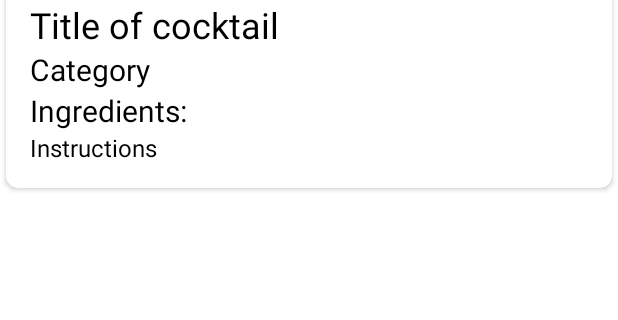
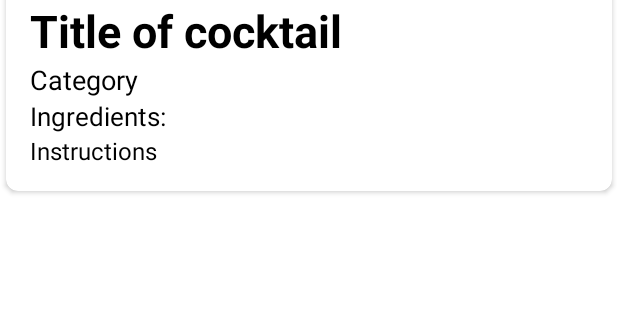
Before and after one commit to kuchumof/API_Cocktails, an Android app: the layout cocktail_item.xml on its own in the app's theme, with its tools: preview values and no code run, on a phone screen of 412 x 824 dp, the part 360-680 px from its top. Run offline under Robolectric (Android 15) with nearby library versions, the phone set to English and light mode, and no system bars; network calls fail.

Commit message:
changing font size and type; changing app_name

```diff
--- a/app/src/main/res/layout/cocktail_item.xml
+++ b/app/src/main/res/layout/cocktail_item.xml
@@ -23,8 +23,9 @@
             android:layout_width="wrap_content"
             android:layout_height="match_parent"
             android:text="Title of cocktail"
+            android:textStyle="bold"
             android:textColor="@color/black"
-            android:textSize="24sp"/>
+            android:textSize="30sp"/>
 
         <TextView
             android:id="@+id/categoryTextView"
@@ -32,7 +33,7 @@
             android:layout_height="match_parent"
             android:text="Category"
             android:textColor="@color/black"
-            android:textSize="20sp"/>
+            android:textSize="18sp"/>
 
         <TextView
             android:id="@+id/ingredientTextView"
@@ -40,7 +41,7 @@
             android:layout_height="match_parent"
             android:text="Ingredients:"
             android:textColor="@color/black"
-            android:textSize="20sp"/>
+            android:textSize="17sp"/>
 
         <TextView
             android:id="@+id/instructionsTextView"
--- a/app/src/main/res/values/strings.xml
+++ b/app/src/main/res/values/strings.xml
@@ -1,3 +1,4 @@
 <resources>
-    <string name="app_name">API_Cocktails</string>
+    <string name="app_name">Cocktails</string>
+    <string name="cocktail_of_the_day">Cocktail of the day</string>
 </resources>
```
